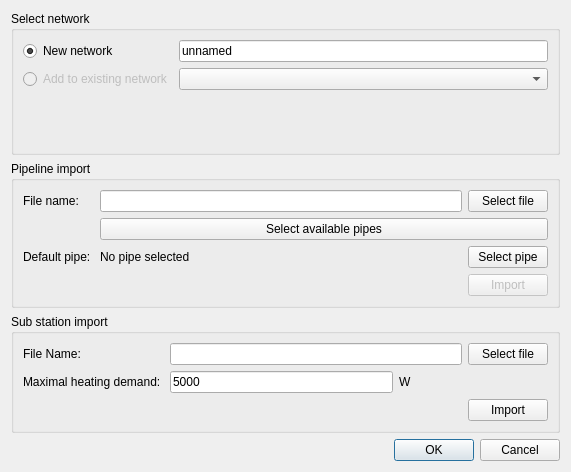
Qt form SIM-VICUS/src/SVNetworkImportDialog.ui (ghorwin/SIM-VICUS) before a commit.
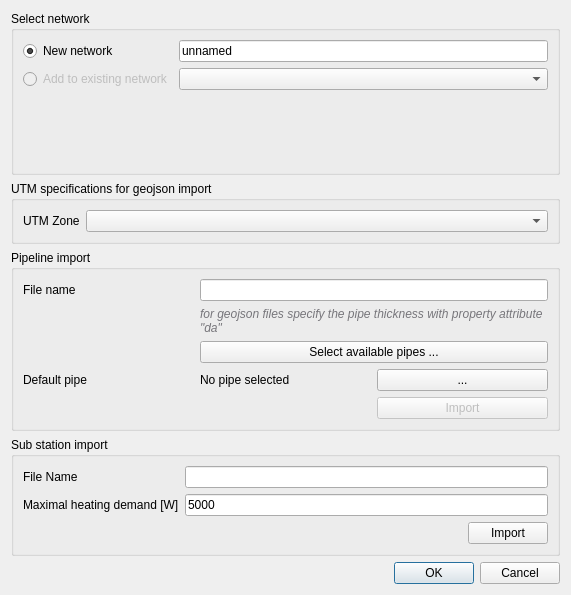
The same form after that commit. Custom widgets are drawn as their Qt base class.

Diff of the .ui file:
```diff
--- a/SIM-VICUS/src/SVNetworkImportDialog.ui
+++ b/SIM-VICUS/src/SVNetworkImportDialog.ui
@@ -7,23 +7,13 @@
     <x>0</x>
     <y>0</y>
     <width>571</width>
-    <height>472</height>
+    <height>595</height>
    </rect>
   </property>
   <property name="windowTitle">
    <string>Import Pipe Network</string>
   </property>
   <layout class="QGridLayout" name="gridLayout_6">
-   <item row="3" column="0">
-    <widget class="QDialogButtonBox" name="buttonBox">
-     <property name="orientation">
-      <enum>Qt::Horizontal</enum>
-     </property>
-     <property name="standardButtons">
-      <set>QDialogButtonBox::Cancel|QDialogButtonBox::Ok</set>
-     </property>
-    </widget>
-   </item>
    <item row="0" column="0">
     <widget class="QGroupBox" name="groupBoxSelectNetwork">
      <property name="title">
@@ -47,9 +37,6 @@
         </property>
        </widget>
       </item>
-      <item row="1" column="1">
-       <widget class="QComboBox" name="comboBoxNetworkSelectionBox"/>
-      </item>
       <item row="1" column="0">
        <widget class="QRadioButton" name="radioButtonAddToExistingNetwork">
         <property name="enabled">
@@ -73,184 +60,179 @@
         </property>
        </spacer>
       </item>
-     </layout>
-    </widget>
-   </item>
-   <item row="2" column="0">
-    <widget class="QGroupBox" name="groupBox_3">
-     <property name="title">
-      <string>Sub station import</string>
-     </property>
-     <layout class="QFormLayout" name="formLayout_2">
-      <item row="0" column="0">
-       <widget class="QLabel" name="label_11">
-        <property name="text">
-         <string>File Name:</string>
-        </property>
-       </widget>
-      </item>
-      <item row="0" column="1">
-       <layout class="QHBoxLayout" name="horizontalLayout_6">
-        <item>
-         <widget class="QLineEdit" name="lineEditSubStationFileName"/>
-        </item>
-        <item>
-         <widget class="QPushButton" name="pushButtonSelectSubStationFile">
-          <property name="text">
-           <string>Select file</string>
-          </property>
-         </widget>
-        </item>
-       </layout>
-      </item>
-      <item row="1" column="0">
-       <widget class="QLabel" name="label_12">
-        <property name="text">
-         <string>Maximal heating demand: </string>
-        </property>
-       </widget>
-      </item>
       <item row="1" column="1">
-       <layout class="QHBoxLayout" name="horizontalLayout_7" stretch="3,2">
-        <item>
-         <widget class="QtExt::ValidatingLineEdit" name="lineEditMaxHeatingDemand">
-          <property name="text">
-           <string>5000</string>
-          </property>
-         </widget>
-        </item>
-        <item>
-         <widget class="QLabel" name="label_13">
-          <property name="layoutDirection">
-           <enum>Qt::LeftToRight</enum>
-          </property>
-          <property name="text">
-           <string>W</string>
-          </property>
-         </widget>
-        </item>
-       </layout>
-      </item>
-      <item row="2" column="1">
-       <layout class="QHBoxLayout" name="horizontalLayout_9">
-        <item>
-         <spacer name="horizontalSpacer_4">
-          <property name="orientation">
-           <enum>Qt::Horizontal</enum>
-          </property>
-          <property name="sizeHint" stdset="0">
-           <size>
-            <width>40</width>
-            <height>20</height>
-           </size>
-          </property>
-         </spacer>
-        </item>
-        <item>
-         <widget class="QPushButton" name="pushButtonImportSubStation">
-          <property name="text">
-           <string>Import</string>
-          </property>
-         </widget>
-        </item>
-       </layout>
+       <widget class="QComboBox" name="comboBoxNetworkSelectionBox"/>
       </item>
      </layout>
     </widget>
    </item>
-   <item row="1" column="0">
+   <item row="3" column="0">
     <widget class="QGroupBox" name="groupBox_2">
      <property name="title">
       <string>Pipeline import</string>
      </property>
-     <layout class="QGridLayout" name="gridLayout_7" rowstretch="0,0,0,0" columnstretch="0,0">
-      <item row="2" column="1">
-       <layout class="QHBoxLayout" name="horizontalLayout_3" stretch="1,0">
-        <item>
-         <widget class="QLabel" name="labelDefaulPipeName">
-          <property name="text">
-           <string>No pipe selected</string>
-          </property>
-         </widget>
-        </item>
-        <item>
-         <widget class="QPushButton" name="pushButtonSelectDefaultPipe">
-          <property name="text">
-           <string>Select pipe</string>
-          </property>
-         </widget>
-        </item>
-       </layout>
-      </item>
-      <item row="0" column="0">
-       <widget class="QLabel" name="label_7">
-        <property name="text">
-         <string>File name:</string>
-        </property>
-       </widget>
-      </item>
-      <item row="2" column="0">
+     <layout class="QGridLayout" name="gridLayout">
+      <item row="6" column="0">
        <widget class="QLabel" name="label_9">
         <property name="text">
-         <string>Default pipe: </string>
+         <string>Default pipe</string>
         </property>
        </widget>
       </item>
-      <item row="0" column="1">
-       <layout class="QHBoxLayout" name="horizontalLayout_2">
-        <item>
-         <widget class="QLineEdit" name="lineEditPipelineFileName"/>
-        </item>
-        <item>
-         <widget class="QPushButton" name="pushButtonSelectPipelineFile">
-          <property name="text">
-           <string>Select file</string>
-          </property>
-         </widget>
-        </item>
-       </layout>
+      <item row="0" column="1" colspan="2">
+       <widget class="QtExt::BrowseFilenameWidget" name="lineEditPipelineFileName"/>
       </item>
-      <item row="1" column="1">
+      <item row="7" column="2">
+       <widget class="QPushButton" name="pushButtonImportPipeline">
+        <property name="enabled">
+         <bool>false</bool>
+        </property>
+        <property name="text">
+         <string>Import</string>
+        </property>
+       </widget>
+      </item>
+      <item row="5" column="1" colspan="2">
        <widget class="QPushButton" name="pushButtonSelectAvailablePipes">
         <property name="text">
-         <string>Select available pipes</string>
+         <string>Select available pipes ...</string>
         </property>
        </widget>
       </item>
-      <item row="3" column="1">
-       <layout class="QHBoxLayout" name="horizontalLayout_5">
-        <item>
-         <spacer name="horizontalSpacer_2">
-          <property name="orientation">
-           <enum>Qt::Horizontal</enum>
-          </property>
-          <property name="sizeHint" stdset="0">
-           <size>
-            <width>40</width>
-            <height>20</height>
-           </size>
-          </property>
-         </spacer>
-        </item>
-        <item>
-         <widget class="QPushButton" name="pushButtonImportPipeline">
-          <property name="enabled">
-           <bool>false</bool>
-          </property>
-          <property name="text">
-           <string>Import</string>
-          </property>
-         </widget>
-        </item>
-       </layout>
+      <item row="1" column="1" rowspan="2" colspan="2">
+       <widget class="QLabel" name="label">
+        <property name="font">
+         <font>
+          <italic>true</italic>
+         </font>
+        </property>
+        <property name="styleSheet">
+         <string notr="true">color:rgb(119, 118, 123)</string>
+        </property>
+        <property name="text">
+         <string>for geojson files specify the pipe thickness with property attribute &quot;da&quot;</string>
+        </property>
+        <property name="wordWrap">
+         <bool>true</bool>
+        </property>
+       </widget>
       </item>
-      <item row="1" column="0">
+      <item row="5" column="0">
        <widget class="QLabel" name="label_8">
         <property name="text">
          <string/>
         </property>
        </widget>
       </item>
+      <item row="6" column="1">
+       <widget class="QLabel" name="labelDefaulPipeName">
+        <property name="text">
+         <string>No pipe selected</string>
+        </property>
+       </widget>
+      </item>
+      <item row="6" column="2">
+       <widget class="QPushButton" name="pushButtonSelectDefaultPipe">
+        <property name="text">
+         <string>...</string>
+        </property>
+       </widget>
+      </item>
+      <item row="0" column="0">
+       <widget class="QLabel" name="label_7">
+        <property name="text">
+         <string>File name</string>
+        </property>
+       </widget>
+      </item>
+     </layout>
+    </widget>
+   </item>
+   <item row="5" column="0">
+    <widget class="QDialogButtonBox" name="buttonBox">
+     <property name="orientation">
+      <enum>Qt::Horizontal</enum>
+     </property>
+     <property name="standardButtons">
+      <set>QDialogButtonBox::Cancel|QDialogButtonBox::Ok</set>
+     </property>
+    </widget>
+   </item>
+   <item row="4" column="0">
+    <widget class="QGroupBox" name="groupBox_3">
+     <property name="title">
+      <string>Sub station import</string>
+     </property>
+     <layout class="QGridLayout" name="gridLayout_3">
+      <item row="0" column="0">
+       <widget class="QLabel" name="label_11">
+        <property name="text">
+         <string>File Name</string>
+        </property>
+       </widget>
+      </item>
+      <item row="2" column="2">
+       <widget class="QPushButton" name="pushButtonImportSubStation">
+        <property name="text">
+         <string>Import</string>
+        </property>
+       </widget>
+      </item>
+      <item row="1" column="0">
+       <widget class="QLabel" name="label_12">
+        <property name="text">
+         <string>Maximal heating demand [W]</string>
+        </property>
+       </widget>
+      </item>
+      <item row="0" column="1" colspan="2">
+       <widget class="QtExt::BrowseFilenameWidget" name="lineEditSubStationFileName"/>
+      </item>
+      <item row="2" column="1">
+       <spacer name="horizontalSpacer">
+        <property name="orientation">
+         <enum>Qt::Horizontal</enum>
+        </property>
+        <property name="sizeHint" stdset="0">
+         <size>
+          <width>40</width>
+          <height>20</height>
+         </size>
+        </property>
+       </spacer>
+      </item>
+      <item row="1" column="1" colspan="2">
+       <widget class="QtExt::ValidatingLineEdit" name="lineEditMaxHeatingDemand">
+        <property name="layoutDirection">
+         <enum>Qt::LeftToRight</enum>
+        </property>
+        <property name="text">
+         <string>5000</string>
+        </property>
+        <property name="alignment">
+         <set>Qt::AlignLeading|Qt::AlignLeft|Qt::AlignVCenter</set>
+        </property>
+       </widget>
+      </item>
+     </layout>
+    </widget>
+   </item>
+   <item row="1" column="0">
+    <widget class="QGroupBox" name="groupBox">
+     <property name="title">
+      <string>UTM specifications for geojson import</string>
+     </property>
+     <layout class="QFormLayout" name="formLayout">
+      <item row="0" column="0">
+       <widget class="QLabel" name="label_2">
+        <property name="text">
+         <string>UTM Zone</string>
+        </property>
+       </widget>
+      </item>
+      <item row="0" column="1">
+       <widget class="QComboBox" name="comboBoxUTMZone"/>
+      </item>
      </layout>
     </widget>
    </item>
@@ -265,6 +247,11 @@
     <signal>editingFinishedSuccessfully()</signal>
    </slots>
   </customwidget>
+  <customwidget>
+   <class>QtExt::BrowseFilenameWidget</class>
+   <extends>QLineEdit</extends>
+   <header location="global">QtExt_BrowseFilenameWidget.h</header>
+  </customwidget>
  </customwidgets>
  <resources/>
  <connections>
```
